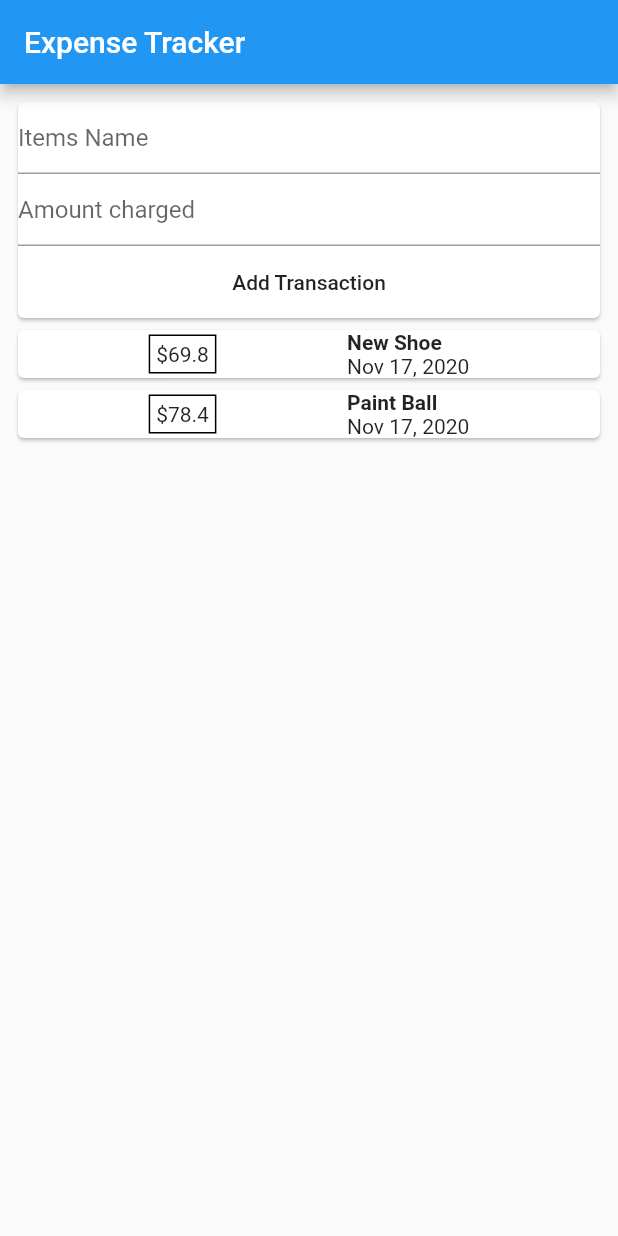
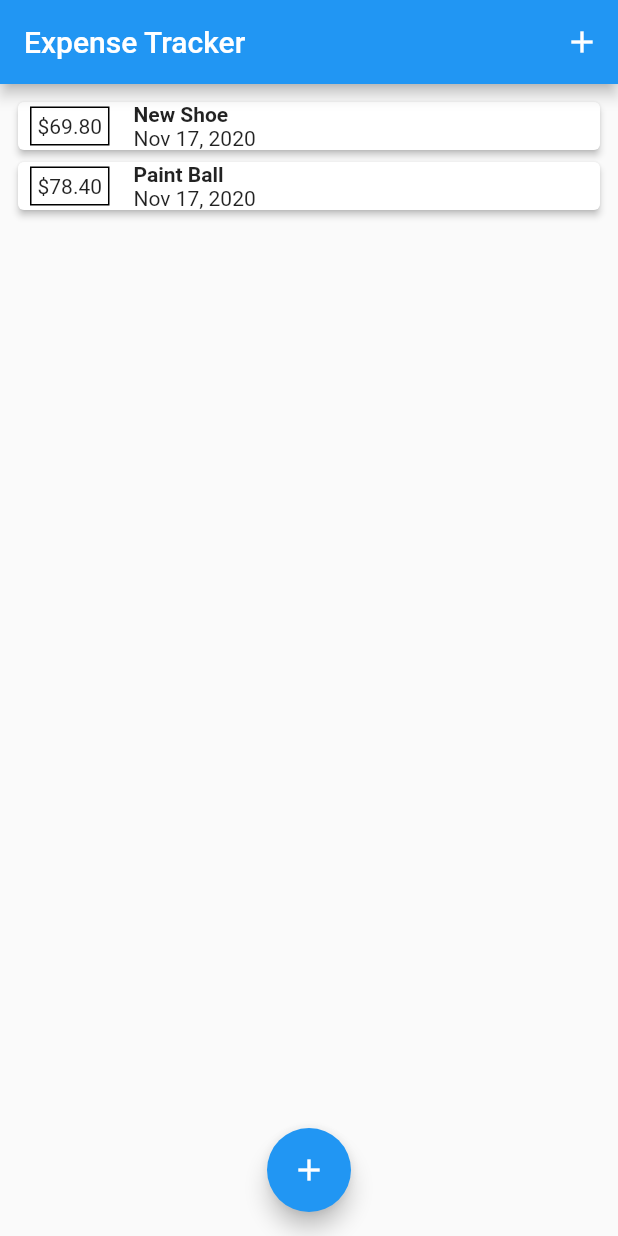
Before and after one commit to shuvamlal/Flutter-Examples, a Flutter app: the screen it shows after launch, on a phone screen of 412 x 824 dp. Run offline on Flutter 3.47's test engine with Material 2 defaults, Android fonts, the phone set to English and light mode, and no system bars; our stand-ins replace shared_preferences.

Commit message:
input widget changes

```diff
--- /dev/null
+++ b/expense_tracker/lib/home_page.dart
@@ -0,0 +1,60 @@
+import 'package:flutter/material.dart';
+import 'models/transactions.dart';
+import 'widgets/input_transaction.dart';
+import 'widgets/transactions_list.dart';
+
+class HomePage extends StatefulWidget {
+  @override
+  _HomePageState createState() => _HomePageState();
+}
+
+class _HomePageState extends State<HomePage> {
+  final List<Transaction> _userTransactions = [
+    Transaction(id: 1, title: "New Shoe", amount: 69.8, date: DateTime.now()),
+    Transaction(id: 2, title: "Paint Ball", amount: 78.4, date: DateTime.now())
+  ];
+
+  void _addTransactions(String txTitle, double txAmount) {
+    final val = Transaction(
+        id: 3, title: txTitle, amount: txAmount, date: DateTime.now());
+
+    setState(() {
+      _userTransactions.add(val);
+    });
+  }
+
+  void _startAddNewTransactions(BuildContext ctx) {
+    showModalBottomSheet(
+        context: ctx,
+        builder: (_) {
+          return GestureDetector(
+            onTap: () {},
+            child: InputTransaction(_addTransactions),
+            behavior: HitTestBehavior.opaque,
+          );
+        });
+  }
+
+  @override
+  Widget build(BuildContext context) {
+    return Scaffold(
+      appBar: AppBar(
+        title: Text("Expense Tracker"),
+        actions: [
+          IconButton(
+            icon: Icon(Icons.add),
+            onPressed: () => _startAddNewTransactions(context),
+          )
+        ],
+      ),
+      body: Container(
+        padding: EdgeInsets.all(8.0),
+        child: TransactionsList(_userTransactions),
+      ),
+      floatingActionButtonLocation: FloatingActionButtonLocation.centerFloat,
+      floatingActionButton: FloatingActionButton(
+          child: Icon(Icons.add),
+          onPressed: () => _startAddNewTransactions(context)),
+    );
+  }
+}
--- a/expense_tracker/lib/main.dart
+++ b/expense_tracker/lib/main.dart
@@ -1,5 +1,5 @@
-import 'package:expense_tracker/widgets/user_transactions.dart';
 import 'package:flutter/material.dart';
+import 'home_page.dart';
 
 void main() {
   runApp(MyApp());
@@ -10,15 +10,7 @@ class MyApp extends StatelessWidget {
   Widget build(BuildContext context) {
     return MaterialApp(
       debugShowCheckedModeBanner: false,
-      home: Scaffold(
-        appBar: AppBar(
-          title: Text("Expense Tracker"),
-        ),
-        body: Container(
-          padding: EdgeInsets.all(8.0),
-          child: UserTransactions(),
-        ),
-      ),
+      home: HomePage(),
     );
   }
 }
--- a/expense_tracker/lib/widgets/transactions_list.dart
+++ b/expense_tracker/lib/widgets/transactions_list.dart
@@ -16,14 +16,17 @@ class TransactionsList extends StatelessWidget {
       child: ListView.builder(
         itemBuilder: (context, index) {
           return Card(
+              elevation: 2.0,
               child: Row(
-            mainAxisAlignment: MainAxisAlignment.spaceEvenly,
                 children: [
+                  Padding(padding: EdgeInsets.only(left: 8.0)),
                   Container(
                     padding: EdgeInsets.all(4.0),
-                child: Text('\$${transactions[index].amount}'),
+                    child: Text(
+                        '\$${transactions[index].amount.toStringAsFixed(2)}'),
                     decoration: BoxDecoration(border: Border.all()),
                   ),
+                  Padding(padding: EdgeInsets.only(left: 16.0)),
                   Column(
                     crossAxisAlignment: CrossAxisAlignment.start,
                     children: [
--- a/expense_tracker/lib/widgets/user_transactions.dart
+++ /dev/null
@@ -1,40 +0,0 @@
-import 'package:expense_tracker/widgets/input_transaction.dart';
-import 'package:expense_tracker/models/transactions.dart';
-import 'package:expense_tracker/widgets/transactions_list.dart';
-import 'package:flutter/material.dart';
-
-class UserTransactions extends StatefulWidget {
-  @override
-  _UserTransactionsState createState() => _UserTransactionsState();
-}
-
-class _UserTransactionsState extends State<UserTransactions> {
-  final titleController = TextEditingController();
-  final amountController = TextEditingController();
-
-  final List<Transaction> _userTransactions = [
-    Transaction(id: 1, title: "New Shoe", amount: 69.8, date: DateTime.now()),
-    Transaction(id: 2, title: "Paint Ball", amount: 78.4, date: DateTime.now())
-  ];
-
-  void addTransactions(String txTitle, double txAmount) {
-    final val = Transaction(
-        id: 3, title: txTitle, amount: txAmount, date: DateTime.now());
-
-    setState(() {
-      _userTransactions.add(val);
-    });
-  }
-
-  @override
-  Widget build(BuildContext context) {
-    return SingleChildScrollView(
-      child: Column(
-        children: [
-          InputTransaction(addTransactions),
-          TransactionsList(_userTransactions),
-        ],
-      ),
-    );
-  }
-}
```
Also changed, not shown: expense_tracker/lib/widgets/input_transaction.dart (+24 -6 lines). Lines whose indentation alone changed are shown as unchanged.
